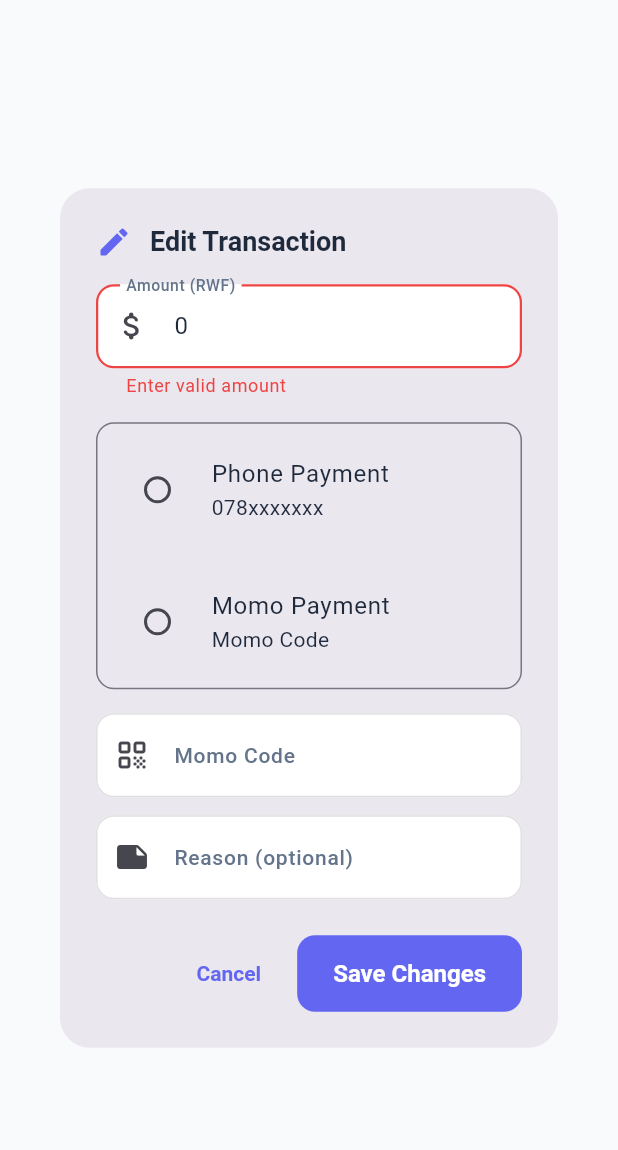
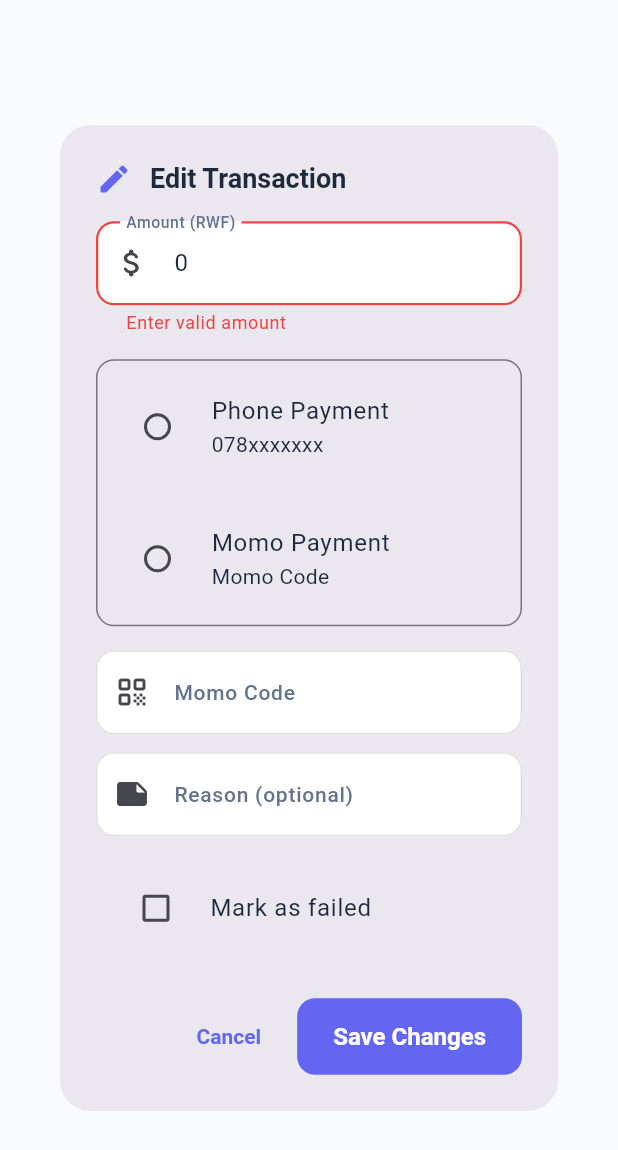
Before and after one commit to julesntare/mq_pay, a Flutter app: the EditUssdRecordDialog widget shown alone on an empty page, opened directly with empty values, on a phone screen of 412 x 824 dp. Shown: the top 1150 px of the screen. Run offline on Flutter 3.47's test engine with Material 3 defaults, Android fonts, the phone set to English and light mode, and no system bars; our stand-ins replace cloud_firestore, connectivity_plus, firebase_core, flutter_contacts, flutter_native_contact_picker, geolocator and 1 more; missing offline and left inert: flutter_direct_caller_plugin, mobile_scanner; accounts and stored records are empty; generated files the repository leaves out were written again.

Commit message:
added failed field in transactions

```diff
--- a/lib/models/ussd_record.dart
+++ b/lib/models/ussd_record.dart
@@ -8,6 +8,7 @@ class UssdRecord {
   final String? maskedRecipient;
   final String? contactName;
   final String? reason;
+  final bool failed;
 
   UssdRecord({
     required this.id,
@@ -19,6 +20,7 @@ class UssdRecord {
     this.maskedRecipient,
     this.contactName,
     this.reason,
+    this.failed = false,
   });
 
   Map<String, dynamic> toJson() {
@@ -32,6 +34,7 @@ class UssdRecord {
       'maskedRecipient': maskedRecipient,
       'contactName': contactName,
       'reason': reason,
+      'failed': failed,
     };
   }
 
@@ -46,6 +49,7 @@ class UssdRecord {
       maskedRecipient: json['maskedRecipient'] as String?,
       contactName: json['contactName'] as String?,
       reason: json['reason'] as String?,
+      failed: json['failed'] == null ? false : (json['failed'] as bool),
     );
   }
 
@@ -59,6 +63,7 @@ class UssdRecord {
     String? maskedRecipient,
     String? contactName,
     String? reason,
+    bool? failed,
   }) {
     return UssdRecord(
       id: id ?? this.id,
@@ -70,6 +75,7 @@ class UssdRecord {
       maskedRecipient: maskedRecipient ?? this.maskedRecipient,
       contactName: contactName ?? this.contactName,
       reason: reason ?? this.reason,
+      failed: failed ?? this.failed,
     );
   }
 }
--- a/lib/screens/edit_ussd_record_dialog.dart
+++ b/lib/screens/edit_ussd_record_dialog.dart
@@ -20,6 +20,7 @@ class _EditUssdRecordDialogState extends State<EditUssdRecordDialog> {
   late TextEditingController reasonController;
   String recipientType = 'phone';
   bool isLoading = false;
+  bool failed = false;
 
   @override
   void initState() {
@@ -29,6 +30,7 @@ class _EditUssdRecordDialogState extends State<EditUssdRecordDialog> {
     recipientController = TextEditingController(text: widget.record.recipient);
     reasonController = TextEditingController(text: widget.record.reason ?? '');
     recipientType = widget.record.recipientType;
+    failed = widget.record.failed;
   }
 
   @override
@@ -189,6 +191,7 @@ class _EditUssdRecordDialogState extends State<EditUssdRecordDialog> {
         reason: reasonController.text.trim().isEmpty
             ? null
             : reasonController.text.trim(),
+        failed: failed,
       );
 
       await UssdRecordService.updateUssdRecord(updatedRecord);
@@ -326,6 +329,18 @@ class _EditUssdRecordDialogState extends State<EditUssdRecordDialog> {
                   hintText: 'Optional note about this transaction',
                 ),
               ),
+              const SizedBox(height: 12),
+              // Failed checkbox
+              CheckboxListTile(
+                value: failed,
+                onChanged: (v) {
+                  setState(() {
+                    failed = v ?? false;
+                  });
+                },
+                title: const Text('Mark as failed'),
+                controlAffinity: ListTileControlAffinity.leading,
+              ),
             ],
           ),
         ),
```
Also changed, not shown: lib/screens/ussd_records_screen.dart (+22 -5 lines), lib/services/ussd_record_service.dart (+47 -0 lines).
